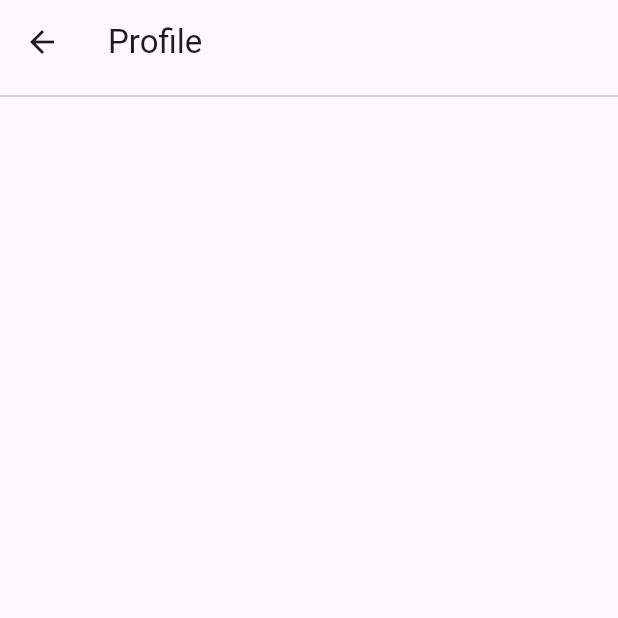
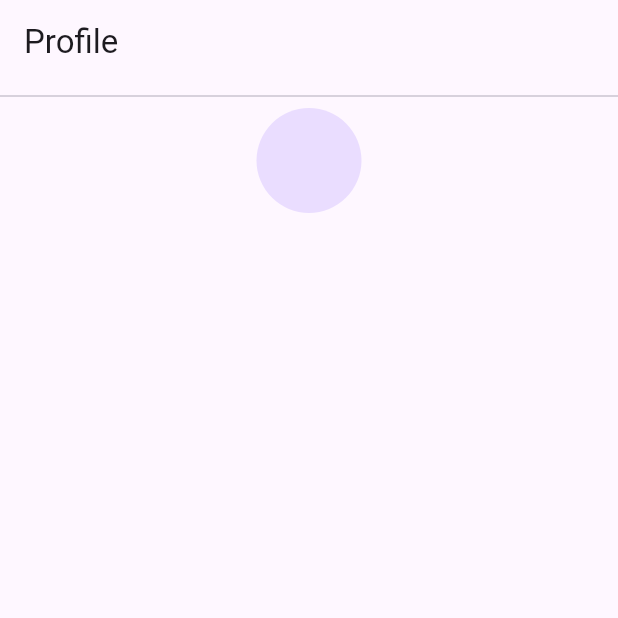
Before and after one commit to Ghada-Mohamed-Khalaf/Mentor_MVVM, a Flutter app: the Profile screen opened directly, on a phone screen of 412 x 824 dp, the top half of it. Run offline on Flutter 3.47's test engine with Material 3 defaults, Android fonts, the phone set to English and light mode, and no system bars; our stand-ins replace flutter_bloc.

Commit message:
add circleAvatar in profile page

```diff
--- a/lib/features/auth/presentation/views/profile.dart
+++ b/lib/features/auth/presentation/views/profile.dart
@@ -12,9 +12,9 @@ class Profile extends StatelessWidget {
       body:Column(
         children: [
           Divider(),
-          ClipRRect(
-
-          ),
+         CircleAvatar(
+           radius:35
+         )
         ],
       ));
   }
--- a/lib/main.dart
+++ b/lib/main.dart
@@ -3,6 +3,8 @@ import 'package:flutter_bloc/flutter_bloc.dart';
 import 'package:mvvm_mentor/features/auth/presentation/model/cubit/cubit.dart';
 import 'package:mvvm_mentor/features/auth/presentation/model/cubit/state.dart';
 import 'package:mvvm_mentor/features/auth/presentation/views/splash_view.dart';
+
+import 'features/auth/presentation/views/profile.dart';
 
 void main() {
   runApp(const MyApp());
@@ -21,7 +23,7 @@ class MyApp extends StatelessWidget {
         builder: (BuildContext context, MainState state) {
           return const MaterialApp(
             debugShowCheckedModeBanner: false,
-            home: SplashView(),
+            home: Profile(),
           );
         },
       ),
```
